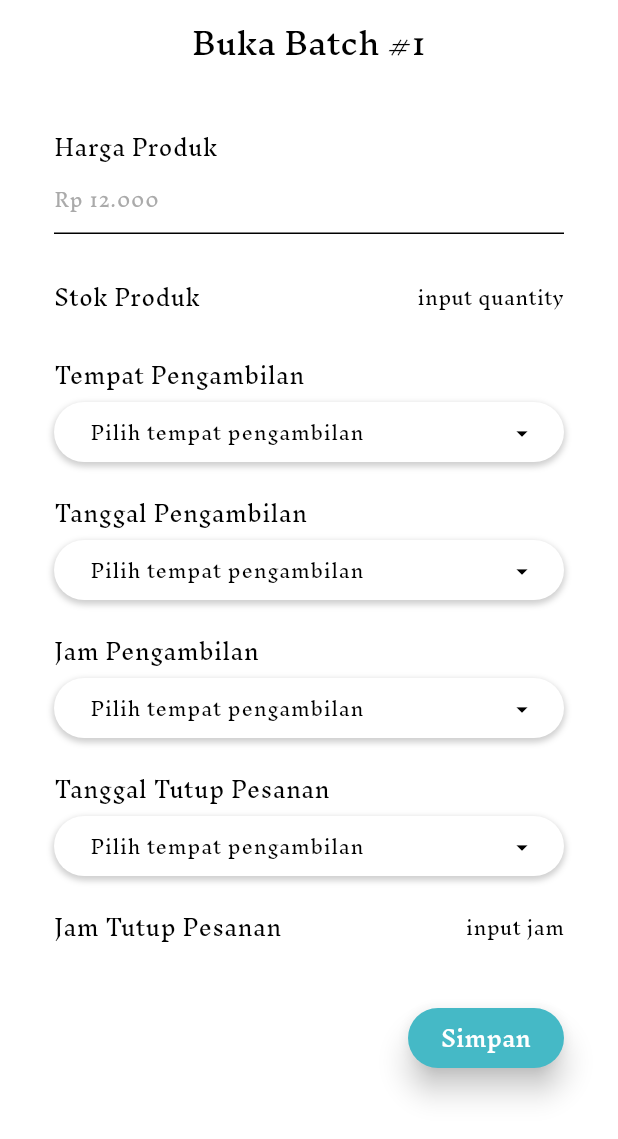
After one commit to mukhayyar/free-market-pens-mobile, a Flutter app: the screen it shows after launch, on a phone screen of 412 x 824 dp. The commit adds this screen. Shown: the top 1139 px of the screen. Run offline on Flutter 3.47's test engine with Material 3 defaults, Android fonts, the phone set to English and light mode, and no system bars; our stand-ins replace font_awesome_flutter, input_quantity.

Commit message:
fix : textfield, dropdown
feat : buka batch baru page

```diff
--- a/lib/main.dart
+++ b/lib/main.dart
@@ -1,5 +1,5 @@
 import 'package:flutter/material.dart';
-import 'package:free_market_pens_mobile/presentation/screens/seller/toko_saya_page.dart';
+import 'package:free_market_pens_mobile/presentation/screens/seller/buka_batch_baru_page.dart';
 import 'package:free_market_pens_mobile/theme.dart';
 
 void main() {
@@ -16,7 +16,9 @@ class MyApp extends StatelessWidget {
       theme: appTheme,
       themeMode: ThemeMode.light,
       debugShowCheckedModeBanner: false,
-      home: const TokoSayaPage(),
+      home: const BukaBatchBaruPage(
+        noBatch: 1,
+      ),
     );
   }
 }
--- /dev/null
+++ b/lib/presentation/screens/seller/buka_batch_baru_page.dart
@@ -0,0 +1,106 @@
+import 'package:flutter/material.dart';
+import 'package:free_market_pens_mobile/presentation/widgets/components/custom_button.dart';
+import 'package:free_market_pens_mobile/presentation/widgets/components/custom_textfield.dart';
+import 'package:free_market_pens_mobile/presentation/widgets/components/dropdown.dart';
+import 'package:free_market_pens_mobile/presentation/widgets/components/konten.dart';
+
+import '../../../theme.dart';
+
+class BukaBatchBaruPage extends StatefulWidget {
+  const BukaBatchBaruPage({super.key, required this.noBatch});
+  final int noBatch;
+
+  @override
+  State<BukaBatchBaruPage> createState() => _BukaBatchBaruPageState();
+}
+
+class _BukaBatchBaruPageState extends State<BukaBatchBaruPage> {
+  final TextEditingController _hargaController = TextEditingController();
+
+  @override
+  Widget build(BuildContext context) {
+    return Scaffold(
+      backgroundColor: onPrimary,
+      appBar: AppBar(
+        title: Text(
+          "Buka Batch #${widget.noBatch}",
+          style: appBarTitleStyle,
+        ),
+        centerTitle: true,
+        backgroundColor: onPrimary,
+        surfaceTintColor: onPrimary,
+      ),
+      body: SingleChildScrollView(
+        child: Padding(
+          padding: const EdgeInsets.symmetric(horizontal: 36, vertical: 16),
+          child: Column(
+            crossAxisAlignment: CrossAxisAlignment.stretch,
+            children: [
+              CustomTextField(
+                controller: _hargaController,
+                hintText: 'Rp 12.000',
+                labelText: "Harga Produk",
+                labelTextStyle: const TextStyle(fontSize: 14),
+              ),
+              const SizedBox(height: 16),
+              const Row(
+                children: [
+                  Expanded(
+                      child: Text(
+                    "Stok Produk",
+                    style: TextStyle(fontSize: 14),
+                  )),
+                  Text("input quantity"), //TODO: ganti input quantity disini
+                ],
+              ),
+              const SizedBox(height: 16),
+              const Konten(
+                judulKeterangan: "Tempat Pengambilan",
+                keterangan: Dropdown(dropdownType: 'alamat'),
+              ),
+              const Konten(
+                judulKeterangan: "Tanggal Pengambilan",
+                keterangan: Dropdown(
+                    dropdownType: 'alamat'), //TODO: ganti input calendar
+              ),
+              const Konten(
+                judulKeterangan: "Jam Pengambilan",
+                keterangan: Dropdown(
+                    dropdownType: 'alamat'), //TODO: ganti row input jam
+              ),
+              const Konten(
+                judulKeterangan: "Tanggal Tutup Pesanan",
+                keterangan: Dropdown(
+                    dropdownType: 'alamat'), //TODO: ganti input calendar
+              ),
+              const SizedBox(height: 16),
+              const Row(
+                children: [
+                  Expanded(
+                      child: Text(
+                    "Jam Tutup Pesanan",
+                    style: TextStyle(fontSize: 14),
+                  )),
+                  Text("input jam"), //TODO: ganti input jam disini
+                ],
+              ),
+              Padding(
+                padding: const EdgeInsets.symmetric(vertical: 40),
+                child: Align(
+                  alignment: Alignment.centerRight,
+                  child: CustomButton(
+                    isFilled: true,
+                    labelButton: 'Simpan',
+                    width: 104,
+                    height: 38,
+                    onPressedAction: () {}, //TODO: simpan perubahan
+                  ),
+                ),
+              ),
+            ],
+          ),
+        ),
+      ),
+    );
+  }
+}
--- a/lib/presentation/screens/seller/tambah_edit_form.dart
+++ b/lib/presentation/screens/seller/tambah_edit_form.dart
@@ -59,7 +59,7 @@ class _TambahEditFormPageState extends State<TambahEditFormPage> {
               ],
             ),
             Padding(
-              padding: const EdgeInsets.fromLTRB(20, 0, 20, 0),
+              padding: const EdgeInsets.fromLTRB(36, 0, 36, 0),
               child: CustomTextField(
                 labelText:
                     widget.pageType == 'toko' ? 'Nama Toko' : 'Nama Produk',
@@ -70,7 +70,7 @@ class _TambahEditFormPageState extends State<TambahEditFormPage> {
               ),
             ),
             Padding(
-              padding: const EdgeInsets.fromLTRB(20, 5, 20, 20),
+              padding: const EdgeInsets.fromLTRB(36, 5, 36, 20),
               child: CustomTextField(
                 labelText: widget.pageType == 'toko'
                     ? 'Nomor WhatsApp'
--- a/lib/presentation/widgets/components/custom_textfield.dart
+++ b/lib/presentation/widgets/components/custom_textfield.dart
@@ -10,6 +10,7 @@ class CustomTextField extends StatefulWidget {
   final bool isPhoneNumber;
   final bool isPassword;
   final bool isLong;
+  final TextStyle? labelTextStyle;
 
   const CustomTextField({
     super.key,
@@ -21,6 +22,7 @@ class CustomTextField extends StatefulWidget {
     this.isPhoneNumber = false,
     this.isPassword = false,
     this.isLong = false,
+    this.labelTextStyle,
   });
 
   @override
@@ -33,11 +35,16 @@ class _CustomTextFieldState extends State<CustomTextField> {
   @override
   Widget build(BuildContext context) {
     return Container(
-      padding: const EdgeInsets.all(16.0),
+      padding: const EdgeInsets.symmetric(vertical: 16),
       child: Column(
         crossAxisAlignment: CrossAxisAlignment.start,
         children: [
-          if (widget.icon == null) Text(widget.labelText),
+          if (widget.icon == null)
+            Text(
+              widget.labelText,
+              style: widget.labelTextStyle ??
+                  const TextStyle(fontSize: 12, fontWeight: FontWeight.w400),
+            ),
           TextField(
             maxLines: widget.isLong ? 4 : 1,
             controller: widget.controller,
--- a/lib/presentation/widgets/components/dropdown.dart
+++ b/lib/presentation/widgets/components/dropdown.dart
@@ -36,13 +36,15 @@ class _DropdownState extends State<Dropdown> {
         child: DropdownMenu<String>(
           menuStyle: const MenuStyle(
               // elevation: MaterialStatePropertyAll(4),
-              // padding: MaterialStatePropertyAll(EdgeInsets.all(20)),
+              padding: MaterialStatePropertyAll(
+                  EdgeInsets.only(left: 3, right: 3, bottom: 5)),
               backgroundColor: MaterialStatePropertyAll(Colors.transparent),
               surfaceTintColor: MaterialStatePropertyAll(Colors.transparent),
               // elevation: MaterialStatePropertyAll(10),
               shadowColor: MaterialStatePropertyAll(Colors.transparent)),
           // menuHeight: 300,
-          width: MediaQuery.of(context).size.width - 45,
+          width: MediaQuery.of(context).size.width - 70,
+
           // requestFocusOnTap: true,
           hintText: widget.dropdownType == 'alamat'
               ? 'Pilih tempat pengambilan'
```
